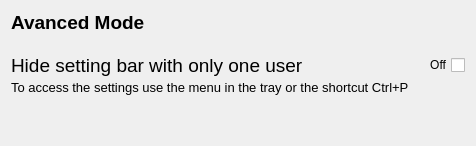
The window that zapzap/view/ui/avanced_page.ui (jmbatistav/zapzap) describes before a commit, drawn with Qt 5.
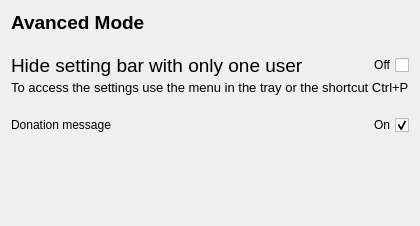
The same window after the commit.

Commit message: :sparkles: feat: Option not to show donation message

What changed in the file:
```diff
--- a/zapzap/view/ui/avanced_page.ui
+++ b/zapzap/view/ui/avanced_page.ui
@@ -6,8 +6,8 @@
    <rect>
     <x>0</x>
     <y>0</y>
-    <width>476</width>
-    <height>146</height>
+    <width>415</width>
+    <height>226</height>
    </rect>
   </property>
   <property name="windowTitle">
@@ -71,6 +71,33 @@
      </item>
     </layout>
    </item>
+   <item>
+    <layout class="QGridLayout" name="gridLayout_2">
+     <property name="topMargin">
+      <number>0</number>
+     </property>
+     <item row="0" column="0">
+      <widget class="QLabel" name="label_4">
+       <property name="text">
+        <string>Donation message</string>
+       </property>
+      </widget>
+     </item>
+     <item row="0" column="1">
+      <widget class="QCheckBox" name="donationMessage">
+       <property name="layoutDirection">
+        <enum>Qt::RightToLeft</enum>
+       </property>
+       <property name="text">
+        <string>On</string>
+       </property>
+       <property name="checked">
+        <bool>true</bool>
+       </property>
+      </widget>
+     </item>
+    </layout>
+   </item>
    <item>
     <spacer name="verticalSpacer">
      <property name="orientation">
```
The commit also changes 4 other files.
